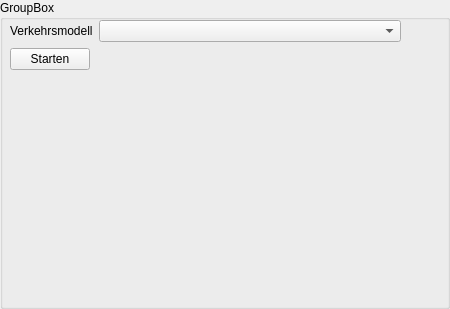
First picture: the form in src/gui_vm/view/qt_designed/scenario.ui, repository ChrFr/gui_vm, before the edit.
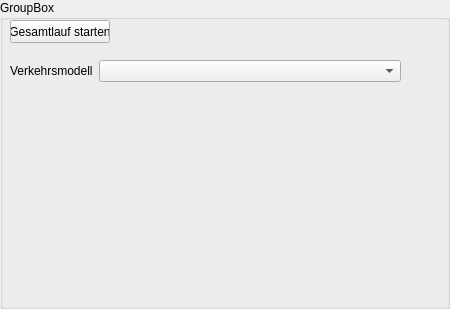
Second picture: the form after the edit.

The edit to the form file:
```diff
--- a/src/gui_vm/view/qt_designed/scenario.ui
+++ b/src/gui_vm/view/qt_designed/scenario.ui
@@ -32,18 +32,18 @@
    <property name="geometry">
     <rect>
      <x>10</x>
-     <y>20</y>
+     <y>60</y>
      <width>391</width>
-     <height>281</height>
+     <height>241</height>
     </rect>
    </property>
    <layout class="QFormLayout" name="formLayout">
     <property name="sizeConstraint">
      <enum>QLayout::SetMinimumSize</enum>
     </property>
-    <item row="0" column="1">
-     <widget class="QComboBox" name="combo_model"/>
-    </item>
+    <property name="fieldGrowthPolicy">
+     <enum>QFormLayout::AllNonFixedFieldsGrow</enum>
+    </property>
     <item row="0" column="0">
      <widget class="QLabel" name="label">
       <property name="text">
@@ -51,8 +51,20 @@
       </property>
      </widget>
     </item>
-    <item row="1" column="0">
+    <item row="0" column="1">
+     <widget class="QComboBox" name="combo_model"/>
+    </item>
+   </layout>
+  </widget>
      <widget class="QPushButton" name="start_button">
+   <property name="geometry">
+    <rect>
+     <x>10</x>
+     <y>20</y>
+     <width>100</width>
+     <height>23</height>
+    </rect>
+   </property>
       <property name="maximumSize">
        <size>
         <width>100</width>
@@ -60,11 +72,8 @@
        </size>
       </property>
       <property name="text">
-       <string>Starten</string>
-      </property>
-     </widget>
-    </item>
-   </layout>
+    <string>Gesamtlauf starten</string>
+   </property>
   </widget>
  </widget>
  <resources/>
```
Lines whose indentation alone changed are shown as unchanged.
